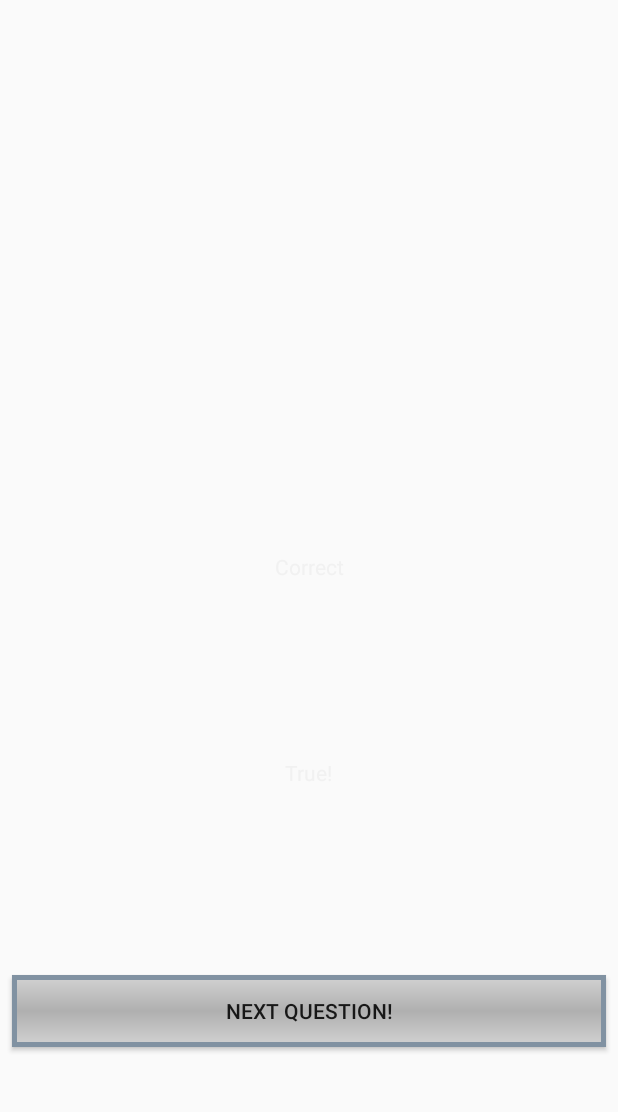
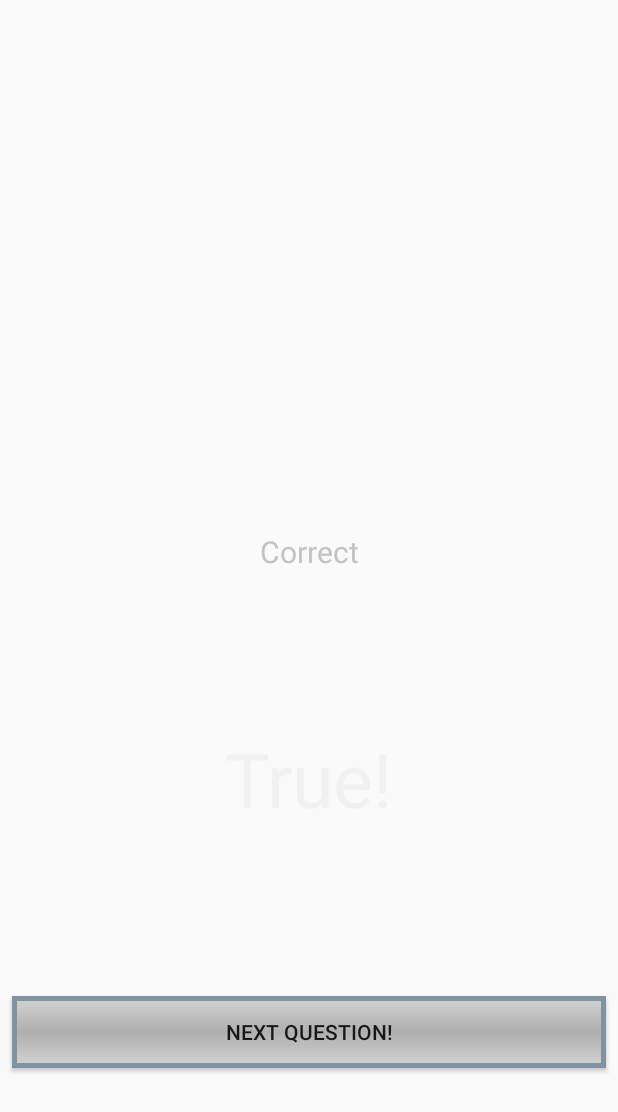
Before and after one commit to 5hourupload/TeamDeepSkyBlue-PovertyTrivia, an Android app: the layout question_result.xml on its own in the app's theme, with its tools: preview values and no code run, on a phone screen of 412 x 824 dp. Shown: the top 1112 px of the screen. Run offline under Robolectric (Android 15) with nearby library versions, the phone set to English and light mode, and no system bars.

Commit message:
Changed TextColors and TextSizes

```diff
--- a/app/src/main/res/layout/question_result.xml
+++ b/app/src/main/res/layout/question_result.xml
@@ -22,7 +22,8 @@
 		android:layout_marginEnd="8dp"
 		android:layout_marginStart="8dp"
 		android:text="Correct"
-		android:textColor="@color/smokeWhite"
+		android:textSize="20sp"
+		android:textColor="@color/slightGray"
 		app:layout_constraintBottom_toTopOf="@+id/correct_answer"
 		app:layout_constraintEnd_toEndOf="parent"
 		app:layout_constraintHorizontal_bias="0.501"
@@ -36,6 +37,7 @@
 		android:layout_marginEnd="8dp"
 		android:layout_marginStart="8dp"
 		android:text="True!"
+		android:textSize="50sp"
 		android:textColor="@color/smokeWhite"
 		app:layout_constraintBottom_toTopOf="@+id/next_question"
 		app:layout_constraintEnd_toEndOf="parent"
--- a/app/src/main/res/values/colors.xml
+++ b/app/src/main/res/values/colors.xml
@@ -7,4 +7,6 @@
     <color name="slateGray">#708090	</color>
     <color name="smokeWhite">#F1F1F1</color>
     <color name="transparent">#00FFFFFF</color>
+    <color name="whiteGray">#DFD9D8</color>
+    <color name="slightGray">#C4C2C2</color>
 </resources>
```
